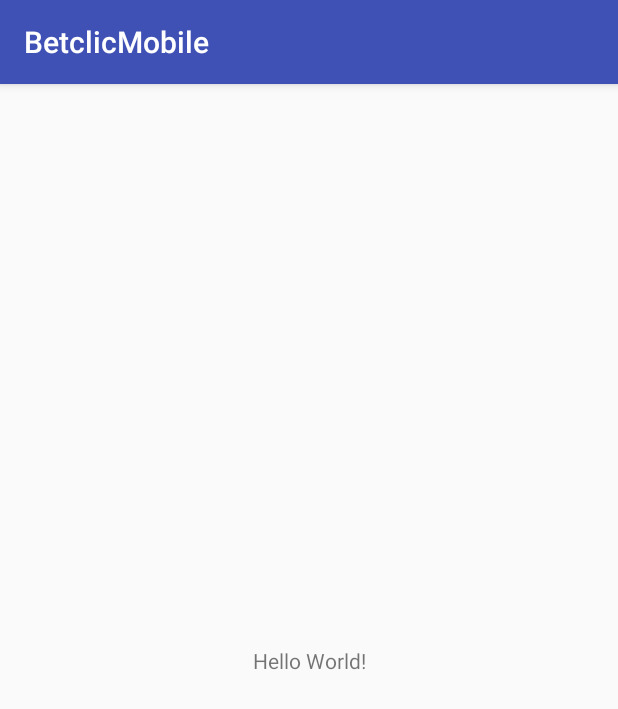
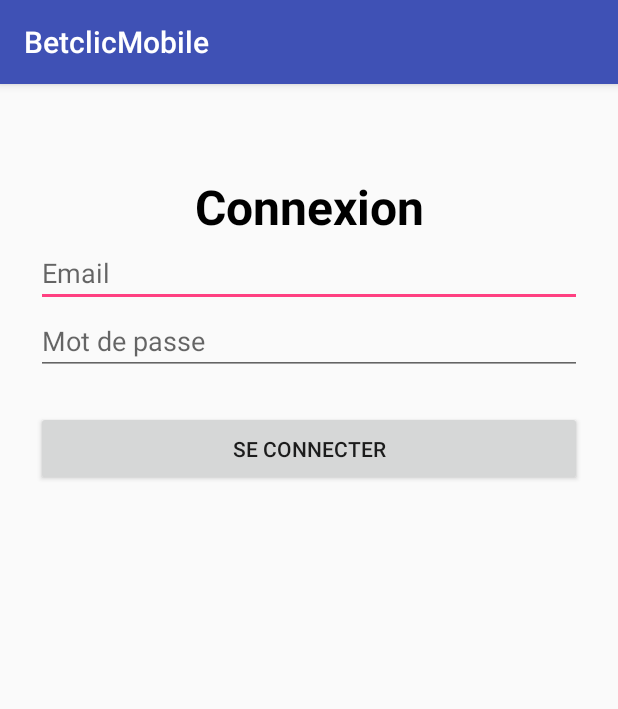
Before and after one commit to yanncap/betclicMobile, an Android app: the screen it shows after launch (MainActivity), on a phone screen of 412 x 824 dp. Shown: the top 709 px of the screen. Run offline under Robolectric (Android 15) with nearby library versions, the phone set to English and light mode, and no system bars.

Commit message:
activity main

```diff
--- a/app/src/main/res/layout/activity_main.xml
+++ b/app/src/main/res/layout/activity_main.xml
@@ -1,18 +1,62 @@
 <?xml version="1.0" encoding="utf-8"?>
-<android.support.constraint.ConstraintLayout xmlns:android="http://schemas.android.com/apk/res/android"
+<LinearLayout xmlns:android="http://schemas.android.com/apk/res/android"
     xmlns:app="http://schemas.android.com/apk/res-auto"
     xmlns:tools="http://schemas.android.com/tools"
     android:layout_width="match_parent"
     android:layout_height="match_parent"
     tools:context="betclic.m2i.com.betclicmobile.MainActivity">
 
-    <TextView
-        android:layout_width="wrap_content"
+
+    <LinearLayout
+        android:id="@+id/activity_main"
+        android:layout_width="match_parent"
         android:layout_height="wrap_content"
-        android:text="Hello World!"
-        app:layout_constraintBottom_toBottomOf="parent"
-        app:layout_constraintLeft_toLeftOf="parent"
-        app:layout_constraintRight_toRightOf="parent"
-        app:layout_constraintTop_toTopOf="parent" />
+        android:orientation="vertical"
+        android:paddingLeft="24dp"
+        android:paddingRight="24dp"
+        android:paddingTop="60dp"
+        android:weightSum="1">
 
-</android.support.constraint.ConstraintLayout>
+        <TextView
+            android:id="@+id/textView"
+            android:layout_width="match_parent"
+            android:layout_height="wrap_content"
+            android:gravity="center"
+            android:text="Connexion"
+            android:textColor="@color/colorDark"
+            android:textSize="32dp"
+            android:textStyle="bold" />
+
+        <!-- Email -->
+
+        <EditText
+            android:id="@+id/input_email"
+            android:layout_width="match_parent"
+            android:layout_height="wrap_content"
+            android:hint="Email"
+            android:inputType="textEmailAddress" />
+
+
+        <!-- Password -->
+
+        <EditText
+            android:id="@+id/input_password"
+            android:layout_width="match_parent"
+            android:layout_height="wrap_content"
+            android:hint="Mot de passe"
+            android:inputType="textPassword" />
+
+        <Button
+            android:id="@+id/btn_login"
+            android:layout_width="fill_parent"
+            android:layout_height="wrap_content"
+            android:layout_marginBottom="24dp"
+            android:layout_marginTop="24dp"
+            android:padding="15dp"
+            android:text="Se connecter" />
+
+    </LinearLayout>
+
+</LinearLayout>
+
+<!--</android.support.constraint.ConstraintLayout>-->
--- a/app/src/main/res/values/colors.xml
+++ b/app/src/main/res/values/colors.xml
@@ -3,4 +3,6 @@
     <color name="colorPrimary">#3F51B5</color>
     <color name="colorPrimaryDark">#303F9F</color>
     <color name="colorAccent">#FF4081</color>
+    <color name="colorDark">#000000</color>
+    <color name="colorWhite">#FFFFFF</color>
 </resources>
```
